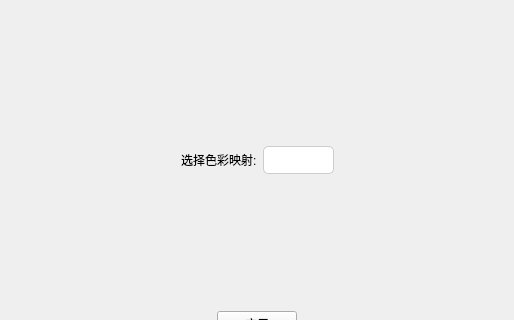
Old version of the form ImageWithUI/colormap.ui in the repository Obj4ct/ImageWithUI; both pictures show x 0 to 514 and y 285 to 605 of the 514 by 708 pixel window.
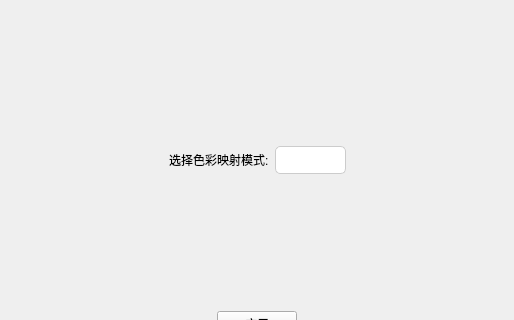
New version of the form.

Patch:
```diff
--- a/ImageWithUI/colormap.ui
+++ b/ImageWithUI/colormap.ui
@@ -92,7 +92,7 @@
             <item>
              <widget class="QLabel" name="label">
               <property name="text">
-               <string>选择色彩映射:</string>
+               <string>选择色彩映射模式:</string>
               </property>
              </widget>
             </item>
```
